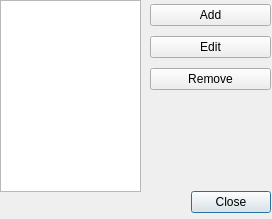
Old version of the form ui/profile_manager.ui in the repository gitter-badger/simplechatclient.
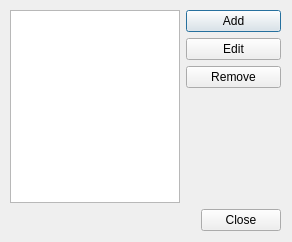
New version of the form. Icons and pictures are not drawn.

Commit message: new dialogs layout

Patch:
```diff
--- a/ui/profile_manager.ui
+++ b/ui/profile_manager.ui
@@ -6,20 +6,20 @@
    <rect>
     <x>0</x>
     <y>0</y>
-    <width>272</width>
-    <height>219</height>
+    <width>292</width>
+    <height>242</height>
    </rect>
   </property>
   <property name="minimumSize">
    <size>
-    <width>272</width>
-    <height>219</height>
+    <width>292</width>
+    <height>242</height>
    </size>
   </property>
   <property name="maximumSize">
    <size>
-    <width>272</width>
-    <height>219</height>
+    <width>292</width>
+    <height>242</height>
    </size>
   </property>
   <property name="windowTitle">
@@ -29,38 +29,35 @@
    <iconset resource="../scc.qrc">
     <normaloff>:/images/logo16x16.png</normaloff>:/images/logo16x16.png</iconset>
   </property>
-  <widget class="QDialogButtonBox" name="buttonBox">
+  <widget class="QWidget" name="verticalLayoutWidget_2">
    <property name="geometry">
     <rect>
-     <x>0</x>
-     <y>190</y>
+     <x>10</x>
+     <y>10</y>
      <width>271</width>
-     <height>25</height>
+     <height>221</height>
     </rect>
    </property>
-   <property name="standardButtons">
-    <set>QDialogButtonBox::Close</set>
-   </property>
-  </widget>
+   <layout class="QVBoxLayout" name="verticalLayout_2">
+    <item>
+     <layout class="QHBoxLayout" name="horizontalLayout">
+      <item>
   <widget class="QListWidget" name="listWidget">
-   <property name="geometry">
-    <rect>
-     <x>0</x>
-     <y>0</y>
-     <width>141</width>
-     <height>192</height>
-    </rect>
-   </property>
-  </widget>
-  <widget class="QWidget" name="verticalLayoutWidget">
-   <property name="geometry">
-    <rect>
-     <x>150</x>
-     <y>0</y>
-     <width>121</width>
-     <height>95</height>
-    </rect>
-   </property>
+        <property name="sizePolicy">
+         <sizepolicy hsizetype="Preferred" vsizetype="Expanding">
+          <horstretch>0</horstretch>
+          <verstretch>0</verstretch>
+         </sizepolicy>
+        </property>
+        <property name="maximumSize">
+         <size>
+          <width>170</width>
+          <height>16777215</height>
+         </size>
+        </property>
+       </widget>
+      </item>
+      <item>
    <layout class="QVBoxLayout" name="verticalLayout">
     <item>
      <widget class="QPushButton" name="pushButton_add">
@@ -80,6 +77,30 @@
      <widget class="QPushButton" name="pushButton_remove">
       <property name="text">
        <string>Remove</string>
+          </property>
+         </widget>
+        </item>
+        <item>
+         <spacer name="verticalSpacer">
+          <property name="orientation">
+           <enum>Qt::Vertical</enum>
+          </property>
+          <property name="sizeHint" stdset="0">
+           <size>
+            <width>20</width>
+            <height>40</height>
+           </size>
+          </property>
+         </spacer>
+        </item>
+       </layout>
+      </item>
+     </layout>
+    </item>
+    <item>
+     <widget class="QDialogButtonBox" name="buttonBox">
+      <property name="standardButtons">
+       <set>QDialogButtonBox::Close</set>
       </property>
      </widget>
     </item>
```
Lines whose indentation alone changed are shown as unchanged. The commit also changes 29 other files.
